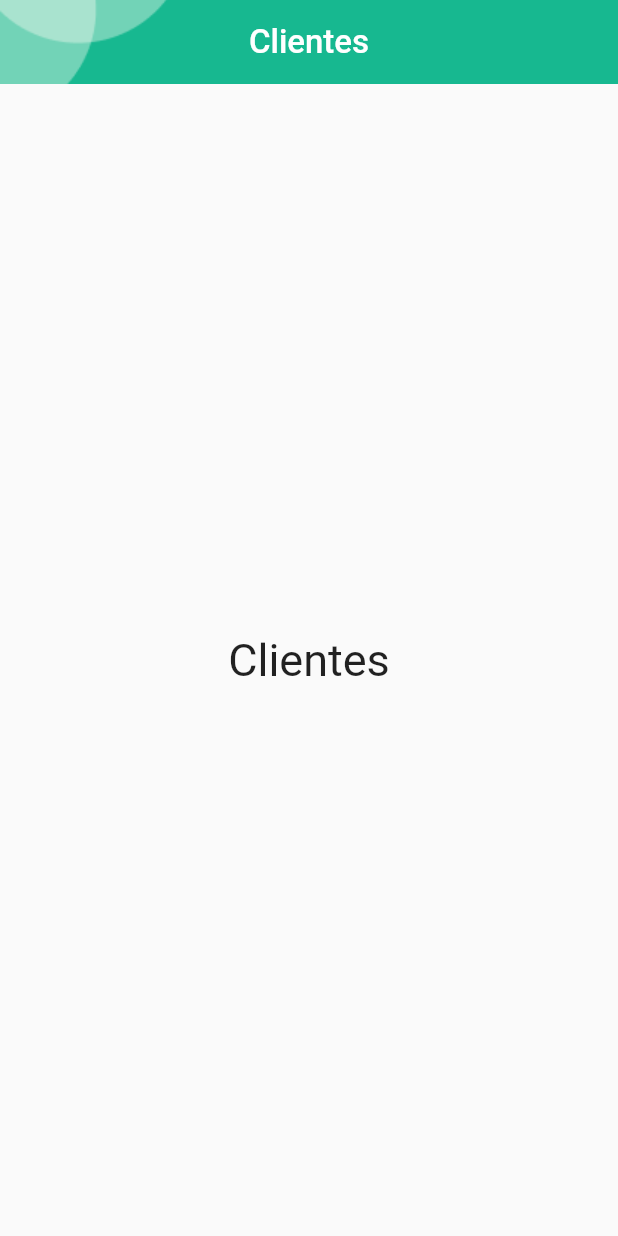
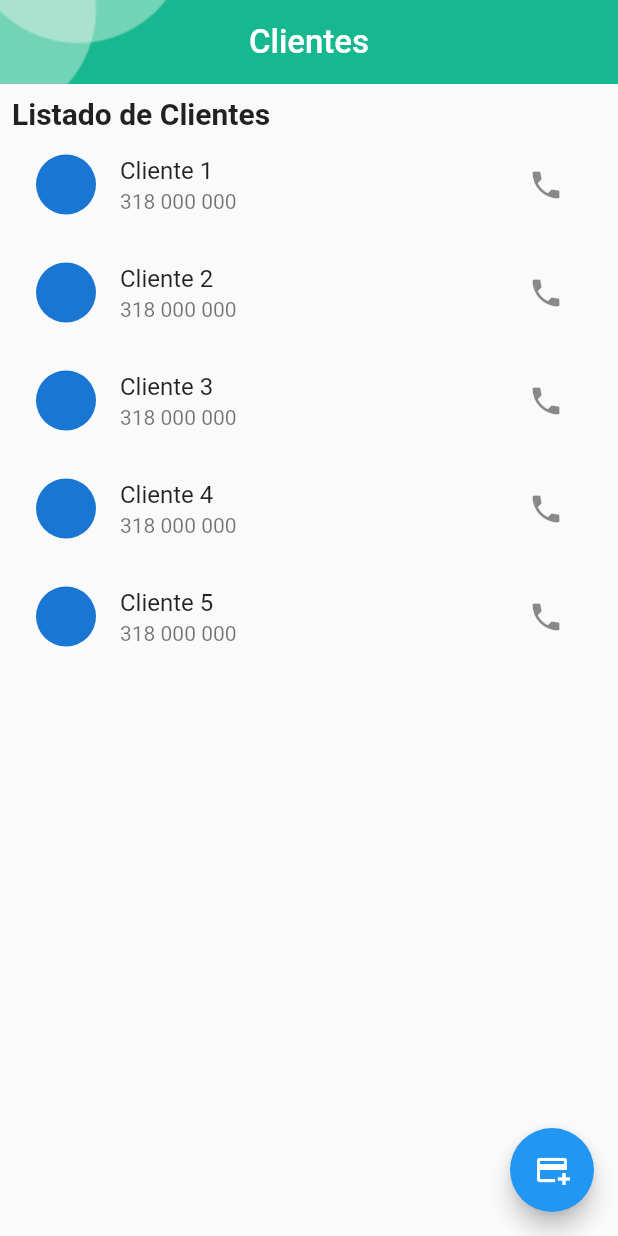
Before and after one commit to crooford/thimblestock, a Flutter app: the ClientsPage screen opened directly, on a phone screen of 412 x 824 dp. Run offline on Flutter 3.47's test engine with Material 2 defaults, Android fonts, the phone set to English and light mode, and no system bars; Roboto replaces fonts that are missing (Poppins).

Commit message:
Lista de clientes

```diff
--- a/lib/pages/clients.dart
+++ b/lib/pages/clients.dart
@@ -1,28 +1,27 @@
 import 'package:flutter/material.dart';
+import 'package:thimblestock/icons.dart';
+
+import 'oneclient.dart';
 
 //import '../widgets/barraNavAbajo.dart';
-
 
 class ClientsPage extends StatelessWidget {
   const ClientsPage({super.key});
 
   @override
   Widget build(BuildContext context) {
+    final lista = _listClients();
     return Scaffold(
-
-      appBar:
-          AppBar(
-
+      appBar: AppBar(
         automaticallyImplyLeading: false,
         title: const Text(
           'Clientes',
           style: TextStyle(
-                fontFamily: 'Poppins',
-                color: Colors.white,
-                fontSize: 22,
-              ),
+            fontFamily: 'Poppins',
+            color: Colors.white,
+            fontSize: 22,
+          ),
         ),
-
         flexibleSpace: FlexibleSpaceBar(
           background: Image.asset(
             'assets/appbarlogo.png',
@@ -33,12 +32,68 @@ class ClientsPage extends StatelessWidget {
         elevation: 0,
       ), // Reemplazar por appBar widget
       // Aqui va el cuerpo de la app
-      body: const Center(
-        child: Text(
-          "Clientes",
-          style: TextStyle(fontSize: 30),
+      body: Padding(
+        padding: const EdgeInsets.all(8.0),
+        child: Column(
+          crossAxisAlignment: CrossAxisAlignment.start,
+          children: [
+            const Text(
+              "Listado de Clientes",
+              style: TextStyle(
+                fontSize: 20,
+                fontWeight: FontWeight.bold,
+              ),
+            ),
+            Expanded(
+              child: ListView.builder(
+                itemCount: lista.length,
+                itemBuilder: (context, index) => ListTile(
+                  leading: const CircleAvatar(),
+                  title: Text(lista[index]),
+                  subtitle: const Text("318 000 000"),
+                  trailing: IconButton(
+                    icon: const Icon(Icons.phone),
+                    onPressed: () {
+                      // TODO Realizar la llamada Telefonica
+                    },
+                  ),
+                  onTap: () {
+                    // TODO: Debe redirigir a los datos del cliente especifico
+
+                    Navigator.push(
+                      context,
+                      MaterialPageRoute(
+                        builder: (context) => const OneClientPage(),
+                      ),
+                    );
+                  },
+                ),
+              ),
+            )
+          ],
         ),
+      ),
+
+      floatingActionButton: FloatingActionButton(
+        child: const Icon(Icons.add_card),
+        onPressed: () {
+          Navigator.push(
+            context,
+            MaterialPageRoute(
+              builder: (context) => const OneClientPage(),
+            ),
+          );
+        },
       ),
     );
   }
+
+  List<String> _listClients() {
+    //TODO:  Base de Datos
+
+    return List<String>.generate(
+      5,
+      (index) => "Cliente ${index + 1}",
+    );
+  }
 }
```
Also changed, not shown: lib/pages/oneclient.dart (added, +35 -0 lines).
